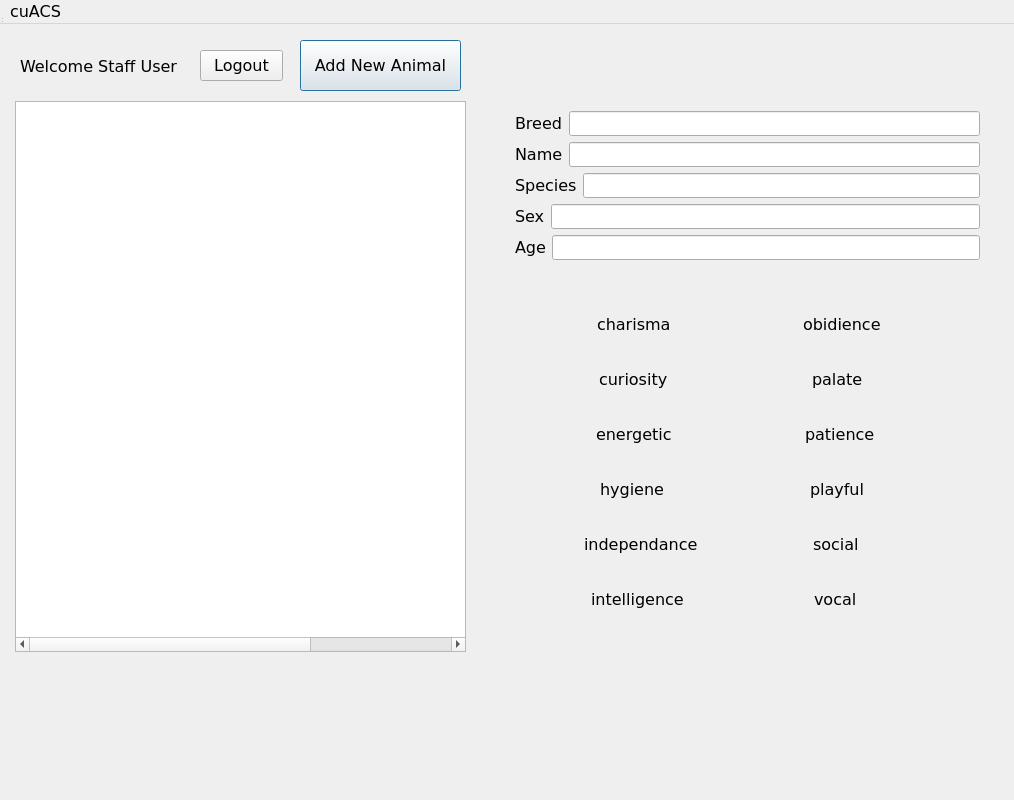
First picture: the form in manageanimal.ui, repository ColeMacdonald1709/comp3004, before the edit.
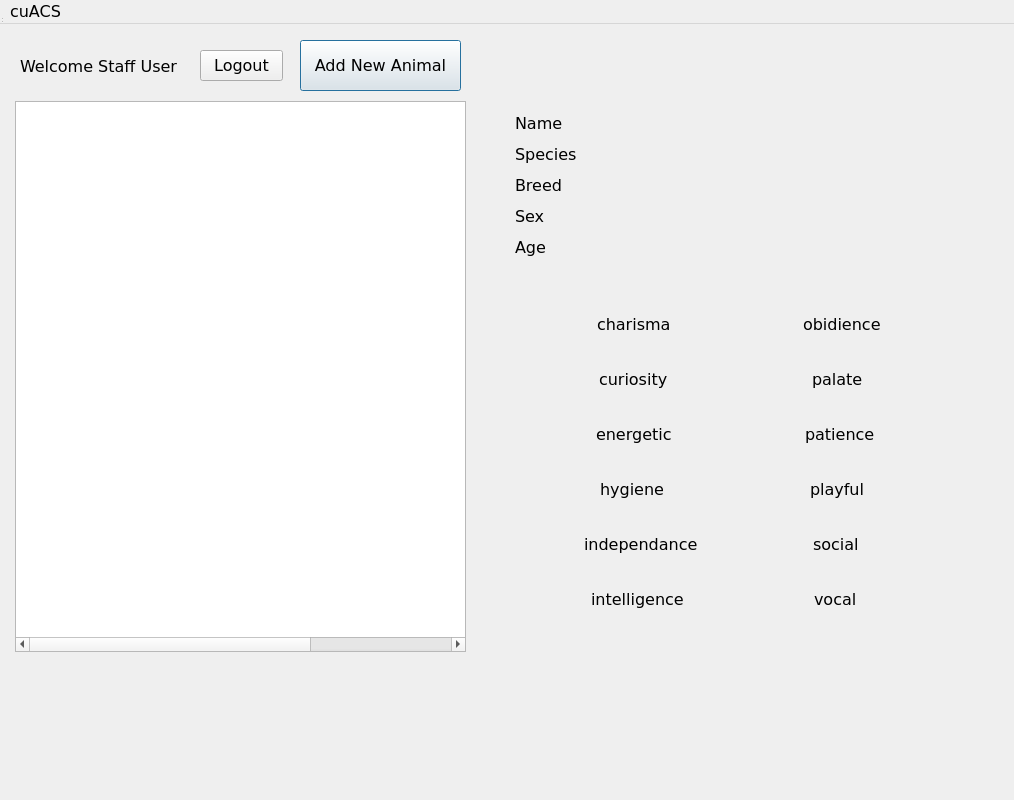
Second picture: the form after the edit.

The edit to the form file:
```diff
--- a/manageanimal.ui
+++ b/manageanimal.ui
@@ -179,73 +179,213 @@
      <property name="leftMargin">
       <number>5</number>
      </property>
-     <item>
-      <layout class="QHBoxLayout" name="horizontalLayout_3">
-       <item>
-        <widget class="QLabel" name="label_3">
-         <property name="text">
-          <string>Breed</string>
-         </property>
-        </widget>
-       </item>
-       <item>
-        <widget class="QLineEdit" name="txt_Breed"/>
-       </item>
-      </layout>
-     </item>
      <item>
       <layout class="QHBoxLayout" name="horizontalLayout">
        <item>
         <widget class="QLabel" name="label">
+         <property name="sizePolicy">
+          <sizepolicy hsizetype="Fixed" vsizetype="Fixed">
+           <horstretch>0</horstretch>
+           <verstretch>0</verstretch>
+          </sizepolicy>
+         </property>
+         <property name="minimumSize">
+          <size>
+           <width>100</width>
+           <height>20</height>
+          </size>
+         </property>
          <property name="text">
           <string>Name</string>
          </property>
         </widget>
        </item>
        <item>
-        <widget class="QLineEdit" name="txt_Name"/>
+        <widget class="QLabel" name="txt_Name">
+         <property name="sizePolicy">
+          <sizepolicy hsizetype="Preferred" vsizetype="Preferred">
+           <horstretch>0</horstretch>
+           <verstretch>0</verstretch>
+          </sizepolicy>
+         </property>
+         <property name="acceptDrops">
+          <bool>false</bool>
+         </property>
+         <property name="text">
+          <string/>
+         </property>
+         <property name="alignment">
+          <set>Qt::AlignCenter</set>
+         </property>
+        </widget>
        </item>
       </layout>
      </item>
      <item>
       <layout class="QHBoxLayout" name="horizontalLayout_2">
        <item>
-        <widget class="QLabel" name="label_2">
+        <widget class="QLabel" name="species_label">
+         <property name="sizePolicy">
+          <sizepolicy hsizetype="Fixed" vsizetype="Fixed">
+           <horstretch>0</horstretch>
+           <verstretch>0</verstretch>
+          </sizepolicy>
+         </property>
+         <property name="minimumSize">
+          <size>
+           <width>100</width>
+           <height>20</height>
+          </size>
+         </property>
          <property name="text">
           <string>Species</string>
          </property>
         </widget>
        </item>
        <item>
-        <widget class="QLineEdit" name="txt_Species"/>
+        <widget class="QLabel" name="txt_Species">
+         <property name="sizePolicy">
+          <sizepolicy hsizetype="Preferred" vsizetype="Preferred">
+           <horstretch>0</horstretch>
+           <verstretch>0</verstretch>
+          </sizepolicy>
+         </property>
+         <property name="acceptDrops">
+          <bool>false</bool>
+         </property>
+         <property name="text">
+          <string/>
+         </property>
+         <property name="alignment">
+          <set>Qt::AlignCenter</set>
+         </property>
+        </widget>
+       </item>
+      </layout>
+     </item>
+     <item>
+      <layout class="QHBoxLayout" name="horizontalLayout_3">
+       <item>
+        <widget class="QLabel" name="breed_label">
+         <property name="sizePolicy">
+          <sizepolicy hsizetype="Fixed" vsizetype="Fixed">
+           <horstretch>0</horstretch>
+           <verstretch>0</verstretch>
+          </sizepolicy>
+         </property>
+         <property name="minimumSize">
+          <size>
+           <width>100</width>
+           <height>20</height>
+          </size>
+         </property>
+         <property name="text">
+          <string>Breed</string>
+         </property>
+        </widget>
+       </item>
+       <item>
+        <widget class="QLabel" name="txt_Breed">
+         <property name="sizePolicy">
+          <sizepolicy hsizetype="Preferred" vsizetype="Preferred">
+           <horstretch>0</horstretch>
+           <verstretch>0</verstretch>
+          </sizepolicy>
+         </property>
+         <property name="acceptDrops">
+          <bool>false</bool>
+         </property>
+         <property name="text">
+          <string/>
+         </property>
+         <property name="alignment">
+          <set>Qt::AlignCenter</set>
+         </property>
+        </widget>
        </item>
       </layout>
      </item>
      <item>
       <layout class="QHBoxLayout" name="horizontalLayout_4">
        <item>
-        <widget class="QLabel" name="label_4">
+        <widget class="QLabel" name="sex_label">
+         <property name="sizePolicy">
+          <sizepolicy hsizetype="Fixed" vsizetype="Fixed">
+           <horstretch>0</horstretch>
+           <verstretch>0</verstretch>
+          </sizepolicy>
+         </property>
+         <property name="minimumSize">
+          <size>
+           <width>100</width>
+           <height>20</height>
+          </size>
+         </property>
          <property name="text">
           <string>Sex</string>
          </property>
         </widget>
        </item>
        <item>
-        <widget class="QLineEdit" name="txt_Sex"/>
+        <widget class="QLabel" name="txt_Sex">
+         <property name="sizePolicy">
+          <sizepolicy hsizetype="Preferred" vsizetype="Preferred">
+           <horstretch>0</horstretch>
+           <verstretch>0</verstretch>
+          </sizepolicy>
+         </property>
+         <property name="acceptDrops">
+          <bool>false</bool>
+         </property>
+         <property name="text">
+          <string/>
+         </property>
+         <property name="alignment">
+          <set>Qt::AlignCenter</set>
+         </property>
+        </widget>
        </item>
       </layout>
      </item>
      <item>
       <layout class="QHBoxLayout" name="horizontalLayout_5">
        <item>
-        <widget class="QLabel" name="label_5">
+        <widget class="QLabel" name="age_label">
+         <property name="sizePolicy">
+          <sizepolicy hsizetype="Fixed" vsizetype="Fixed">
+           <horstretch>0</horstretch>
+           <verstretch>0</verstretch>
+          </sizepolicy>
+         </property>
+         <property name="minimumSize">
+          <size>
+           <width>100</width>
+           <height>20</height>
+          </size>
+         </property>
          <property name="text">
           <string>Age</string>
          </property>
         </widget>
        </item>
        <item>
-        <widget class="QLineEdit" name="txt_Age"/>
+        <widget class="QLabel" name="txt_Age">
+         <property name="sizePolicy">
+          <sizepolicy hsizetype="Preferred" vsizetype="Preferred">
+           <horstretch>0</horstretch>
+           <verstretch>0</verstretch>
+          </sizepolicy>
+         </property>
+         <property name="acceptDrops">
+          <bool>false</bool>
+         </property>
+         <property name="text">
+          <string/>
+         </property>
+         <property name="alignment">
+          <set>Qt::AlignCenter</set>
+         </property>
+        </widget>
        </item>
       </layout>
      </item>
```
